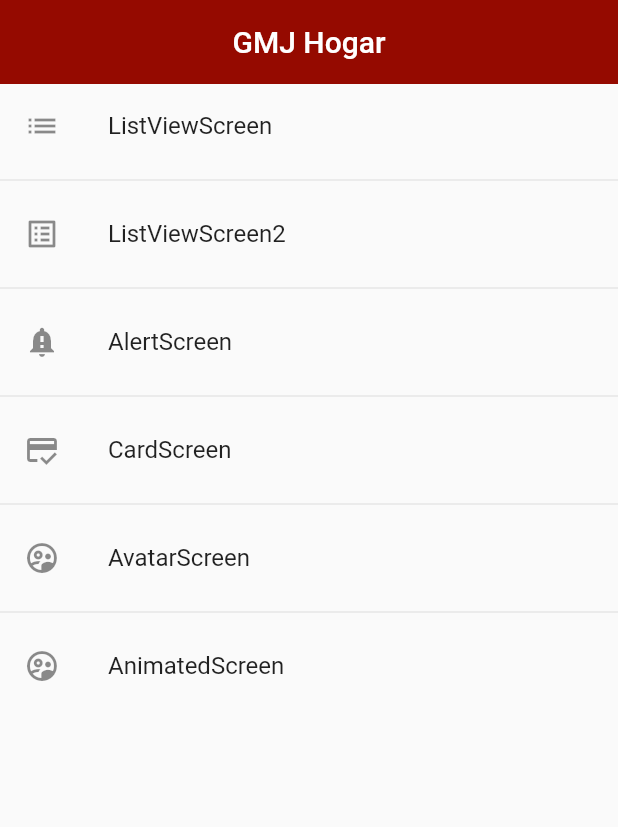
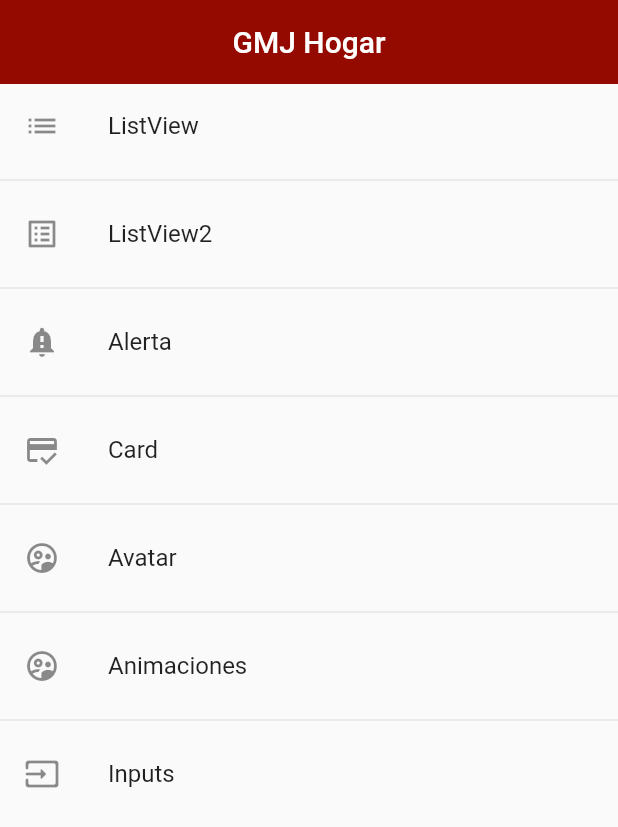
Before and after one commit to 4rtemis-25/project_1, a Flutter app: the screen it shows after launch, on a phone screen of 412 x 824 dp. Shown: the top 827 px of the screen. Run offline on Flutter 3.47's test engine with Material 2 defaults, Android fonts, the phone set to English and light mode, and no system bars.

Commit message:
Creacion de inputs personalizados

```diff
--- a/lib/Screens/screens.dart
+++ b/lib/Screens/screens.dart
@@ -1,3 +1,4 @@
+export 'package:project_1/Screens/inputs_screen.dart';
 export 'package:project_1/Screens/animated_screen.dart';
 export 'package:project_1/Screens/alert_screen.dart';
 export 'package:project_1/Screens/card_screen.dart';
--- a/lib/routes/app_routes.dart
+++ b/lib/routes/app_routes.dart
@@ -7,12 +7,13 @@ class AppRoutes {
 
   static final menuOptions = <MenuOption>[
     // MenuOption(route: 'home', name: 'HomeScreen', screen: const HomeScreen(), icon: Icons.home),
-    MenuOption(route: 'listview', name: 'ListViewScreen', screen: const ListViewScreen(), icon: Icons.list),
-    MenuOption(route: 'listview2', name: 'ListViewScreen2', screen: const ListViewScreen2(), icon: Icons.list_alt),
-    MenuOption(route: 'alert', name: 'AlertScreen', screen: const AlertScreen(), icon: Icons.notification_important),
-    MenuOption(route: 'card', name: 'CardScreen', screen: const CardScreen(), icon: Icons.credit_score),
-    MenuOption(route: 'avatar', name: 'AvatarScreen', screen: const AvatarScreen(), icon: Icons.supervised_user_circle_outlined),
-    MenuOption(route: 'animate', name: 'AnimatedScreen', screen: const AnimatedScreen(), icon: Icons.supervised_user_circle_outlined),
+    MenuOption(route: 'listview', name: 'ListView', screen: const ListViewScreen(), icon: Icons.list),
+    MenuOption(route: 'listview2', name: 'ListView2', screen: const ListViewScreen2(), icon: Icons.list_alt),
+    MenuOption(route: 'alert', name: 'Alerta', screen: const AlertScreen(), icon: Icons.notification_important),
+    MenuOption(route: 'card', name: 'Card', screen: const CardScreen(), icon: Icons.credit_score),
+    MenuOption(route: 'avatar', name: 'Avatar', screen: const AvatarScreen(), icon: Icons.supervised_user_circle_outlined),
+    MenuOption(route: 'animate', name: 'Animaciones', screen: const AnimatedScreen(), icon: Icons.supervised_user_circle_outlined),
+    MenuOption(route: 'inputs', name: 'Inputs', screen: const InputsScreen(), icon: Icons.input_rounded),
   ];
 
   static Map<String, Widget Function (BuildContext)> getAppRoutes() {
--- a/lib/theme/app_theme.dart
+++ b/lib/theme/app_theme.dart
@@ -15,24 +15,35 @@ class AppTheme {
 
       // TEXTBUTTON THEME
       textButtonTheme: TextButtonThemeData(
-        style: TextButton.styleFrom( foregroundColor: primary )
-      ),
+          style: TextButton.styleFrom(foregroundColor: primary)),
 
       //FLOATING ACTION BUTTON
       floatingActionButtonTheme: const FloatingActionButtonThemeData(
-        backgroundColor: primary,
-        elevation: 5
-      ),
+          backgroundColor: primary, elevation: 5),
 
       // ELEVATED BUTTONS
       elevatedButtonTheme: ElevatedButtonThemeData(
         style: ElevatedButton.styleFrom(
-          backgroundColor: AppTheme.primary,
-          shape: const StadiumBorder(),
-          elevation: 0        )
-      )
-    );
+            backgroundColor: AppTheme.primary,
+            shape: const StadiumBorder(),
+            elevation: 0),
+      ),
+      inputDecorationTheme: const InputDecorationTheme(
+        floatingLabelStyle: TextStyle(color: primary),
+        enabledBorder: OutlineInputBorder(
+          borderSide: BorderSide(color: primary),
+          borderRadius: BorderRadius.only(
+              bottomLeft: Radius.circular(10), topRight: Radius.circular(10)),
+        ),
+        focusedBorder: OutlineInputBorder(
+          borderSide: BorderSide(color: primary),
+          borderRadius: BorderRadius.only(
+              bottomLeft: Radius.circular(10), topRight: Radius.circular(10)),
+        ),
 
-
-
+        border: OutlineInputBorder(
+          borderRadius: BorderRadius.only( bottomLeft: Radius.circular(10), topRight: Radius.circular(10)
+        ),
+        )
+      ));
 }
--- a/lib/widgets/widgets.dart
+++ b/lib/widgets/widgets.dart
@@ -1,2 +1,3 @@
+export 'package:project_1/widgets/custom_input_filed.dart';
 export 'package:project_1/widgets/custom_card_1.dart';
 export 'package:project_1/widgets/custom_card_2.dart';
```
Also changed, not shown: lib/Screens/inputs_screen.dart (added, +84 -0 lines), lib/widgets/custom_input_filed.dart (added, +44 -0 lines).
